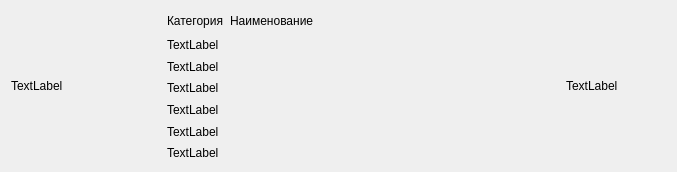
The window that ui/ItemWidget.ui (Leevandr/demo_final) describes before a commit, drawn with Qt 5.
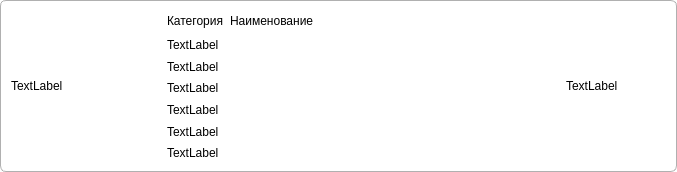
The same window after the commit.

Commit message: Fusion стиль + стили карточек в UI файлах чтобы работало при тёмной теме

Diff of the .ui file:
```diff
--- a/ui/ItemWidget.ui
+++ b/ui/ItemWidget.ui
@@ -13,6 +13,17 @@
   <property name="windowTitle">
    <string>Form</string>
   </property>
+  <property name="styleSheet">
+   <string notr="true">#ItemWidget {
+    border: 1px solid #b0b0b0;
+    border-radius: 6px;
+    background-color: #ffffff;
+}
+#ItemWidget QLabel {
+    border: none;
+    background: transparent;
+}</string>
+  </property>
   <layout class="QHBoxLayout" name="horizontalLayout">
    <item>
     <layout class="QVBoxLayout" name="verticalLayout">
```
The commit also changes 4 other files.
